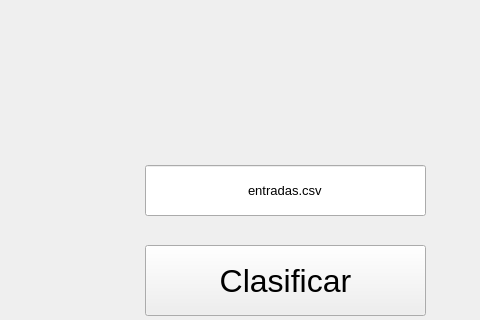
First picture: the form in UI.ui, repository JorgeHerrada/SingleLayerNeuralNetwork, before the edit; both pictures show x 635 to 1115 and y 235 to 555 of the 1115 by 692 pixel window.
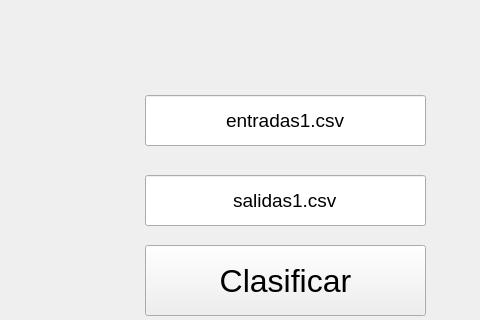
Second picture: the form after the edit. Icons and pictures are not drawn.

Commit message: Box para seleccionar archivo de salidas, agregado a UI

The edit to the form file:
```diff
--- a/UI.ui
+++ b/UI.ui
@@ -82,18 +82,39 @@
     <property name="geometry">
      <rect>
       <x>780</x>
-      <y>400</y>
+      <y>330</y>
       <width>281</width>
       <height>51</height>
      </rect>
     </property>
     <property name="font">
      <font>
-      <pointsize>10</pointsize>
+      <pointsize>14</pointsize>
      </font>
     </property>
     <property name="text">
-     <string>entradas.csv</string>
+     <string>entradas1.csv</string>
+    </property>
+    <property name="alignment">
+     <set>Qt::AlignCenter</set>
+    </property>
+   </widget>
+   <widget class="QLineEdit" name="txtSalida">
+    <property name="geometry">
+     <rect>
+      <x>780</x>
+      <y>410</y>
+      <width>281</width>
+      <height>51</height>
+     </rect>
+    </property>
+    <property name="font">
+     <font>
+      <pointsize>14</pointsize>
+     </font>
+    </property>
+    <property name="text">
+     <string>salidas1.csv</string>
     </property>
     <property name="alignment">
      <set>Qt::AlignCenter</set>
```
Left out of the diff: 4 changed lines with no effect on the pictures. The commit also changes 2 other files.
